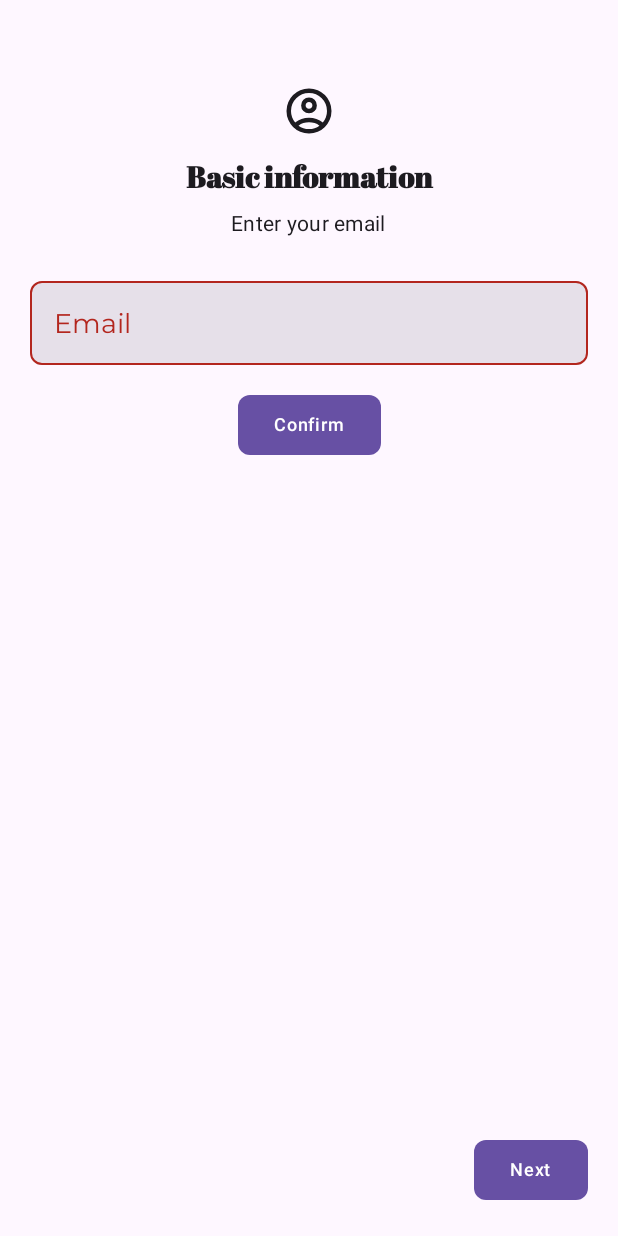
After one commit to PlatonovSV/HunterHint_android_new, an Android app built with Jetpack Compose: the EmailScreen screen opened through its navigation route, on a phone screen of 412 x 824 dp. The commit adds this screen. Run offline under Robolectric (Android 15) with nearby library versions, the phone set to English and light mode, and no system bars; pictures from the network do not load.

Commit message:
Create a page for entering and confirming email during the registration process.

```diff
--- a/app/src/main/java/ru/openunity/hunterhint/ui/AppBar.kt
+++ b/app/src/main/java/ru/openunity/hunterhint/ui/AppBar.kt
@@ -103,6 +103,7 @@ fun TopAppBar(
         }
         AppScreen.RegName -> {}
         AppScreen.RegDate -> {}
+        AppScreen.RegEmail -> {}
     }
 }
 
@@ -121,6 +122,7 @@ fun AppBottomAppBar(
         }
         AppScreen.RegName -> {}
         AppScreen.RegDate -> {}
+        AppScreen.RegEmail -> {}
     }
 }
 
--- a/app/src/main/java/ru/openunity/hunterhint/ui/AppScreen.kt
+++ b/app/src/main/java/ru/openunity/hunterhint/ui/AppScreen.kt
@@ -24,6 +24,7 @@ import androidx.navigation.compose.currentBackStackEntryAsState
 import androidx.navigation.compose.rememberNavController
 import ru.openunity.hunterhint.R
 import ru.openunity.hunterhint.ui.registration.DateRegScreen
+import ru.openunity.hunterhint.ui.registration.EmailScreen
 import ru.openunity.hunterhint.ui.registration.NameRegScreen
 import ru.openunity.hunterhint.ui.registration.RegViewModel
 
@@ -34,7 +35,8 @@ enum class AppScreen {
     Search,
     Detailed,
     RegName,
-    RegDate
+    RegDate,
+    RegEmail
 }
 
 enum class TestTag {
@@ -146,8 +148,9 @@ fun HunterHintApp(
             composable(route = AppScreen.RegDate.name) {
                 DateRegScreen(
                     onClickNext = {
-                        regViewModel.checkGender()
-                        regViewModel.checkBirthday()
+                        if (regViewModel.checkBirthday() && regViewModel.checkGender()) {
+                            navController.navigate(AppScreen.RegEmail.name)
+                        }
                     },
                     onMonthClick = regViewModel::showMonthDialog,
                     onGenderClick = regViewModel::showGenderDialog,
@@ -162,6 +165,17 @@ fun HunterHintApp(
                     userYear = regViewModel.userYear,
                     userGender = regViewModel.userGender,
                     modifier = Modifier
+                )
+            }
+            composable(route = AppScreen.RegEmail.name) {
+                EmailScreen(
+                    onClickNext = { /*TODO*/ },
+                    userEmail = regViewModel.userEmail,
+                    confirmationCode = regViewModel.userConfirmationCode,
+                    onCodeChanged = regViewModel::updateConfirmationCode,
+                    requestEmailConfirmation = regViewModel::reqEmailConf,
+                    onEmailChanged = regViewModel::updateEmail,
+                    regUiState = regUiState
                 )
             }
 
--- /dev/null
+++ b/app/src/main/java/ru/openunity/hunterhint/ui/registration/EmailScreen.kt
@@ -0,0 +1,160 @@
+package ru.openunity.hunterhint.ui.registration
+
+import androidx.compose.foundation.background
+import androidx.compose.foundation.layout.Arrangement
+import androidx.compose.foundation.layout.Column
+import androidx.compose.foundation.layout.Row
+import androidx.compose.foundation.layout.Spacer
+import androidx.compose.foundation.layout.fillMaxSize
+import androidx.compose.foundation.layout.fillMaxWidth
+import androidx.compose.foundation.layout.height
+import androidx.compose.foundation.layout.padding
+import androidx.compose.foundation.layout.size
+import androidx.compose.foundation.layout.width
+import androidx.compose.foundation.text.KeyboardActions
+import androidx.compose.foundation.text.KeyboardOptions
+import androidx.compose.material3.Button
+import androidx.compose.material3.Icon
+import androidx.compose.material3.MaterialTheme
+import androidx.compose.material3.OutlinedTextField
+import androidx.compose.material3.Text
+import androidx.compose.material3.TextField
+import androidx.compose.material3.TextFieldDefaults
+import androidx.compose.runtime.Composable
+import androidx.compose.ui.Alignment
+import androidx.compose.ui.Modifier
+import androidx.compose.ui.res.dimensionResource
+import androidx.compose.ui.res.painterResource
+import androidx.compose.ui.res.stringResource
+import androidx.compose.ui.text.input.ImeAction
+import androidx.compose.ui.text.input.KeyboardType
+import androidx.compose.ui.text.style.TextAlign
+import androidx.compose.ui.tooling.preview.Preview
+import androidx.compose.ui.unit.dp
+import ru.openunity.hunterhint.R
+import ru.openunity.hunterhint.ui.theme.HunterHintTheme
+
+@Composable
+fun EmailScreen(
+    onClickNext: () -> Unit,
+    userEmail: String,
+    confirmationCode: String,
+    onCodeChanged: (String) -> Unit,
+    requestEmailConfirmation: () -> Unit,
+    onEmailChanged: (String) -> Unit,
+    regUiState: RegUiState,
+    modifier: Modifier = Modifier
+) {
+    Column(
+        modifier
+            .fillMaxSize()
+            .background(color = MaterialTheme.colorScheme.surface)
+            .padding(20.dp)
+    ) {
+        Spacer(modifier = Modifier.height(36.dp))
+        Icon(
+            painter = painterResource(id = R.drawable.account_circle),
+            contentDescription = null,
+            modifier = Modifier
+                .align(Alignment.CenterHorizontally)
+                .size(36.dp),
+        )
+        Spacer(modifier = Modifier.height(12.dp))
+        Text(
+            text = stringResource(R.string.basic_information),
+            modifier = Modifier.align(Alignment.CenterHorizontally),
+            style = MaterialTheme.typography.displaySmall
+        )
+        Spacer(modifier = Modifier.height(8.dp))
+        Text(
+            text = stringResource(R.string.enter_your_email),
+            modifier = Modifier.align(Alignment.CenterHorizontally),
+            style = MaterialTheme.typography.bodyMedium
+        )
+        Spacer(modifier = Modifier.height(20.dp))
+        OutlinedTextField(
+            textStyle = MaterialTheme.typography.bodyMedium,
+            value = userEmail,
+            singleLine = true,
+            shape = MaterialTheme.shapes.small,
+            modifier = Modifier.fillMaxWidth(),
+            colors = TextFieldDefaults.colors(
+                focusedContainerColor = MaterialTheme.colorScheme.surface,
+                unfocusedContainerColor = MaterialTheme.colorScheme.surface,
+                disabledContainerColor = MaterialTheme.colorScheme.surface,
+            ),
+            onValueChange = onEmailChanged,
+            label = {
+                Text(stringResource(R.string.email))
+            },
+            isError = regUiState.isEmailCorrect,
+            keyboardOptions = KeyboardOptions.Default.copy(
+                keyboardType = KeyboardType.Email,
+                imeAction = ImeAction.Done
+            ),
+            keyboardActions = KeyboardActions(onDone = { requestEmailConfirmation() })
+        )
+        Spacer(modifier = Modifier.height(dimensionResource(id = R.dimen.padding_medium)))
+        Button(
+            onClick = requestEmailConfirmation,
+            modifier = modifier.align(Alignment.CenterHorizontally),
+            shape = MaterialTheme.shapes.small
+        ) {
+            Text(
+                text = stringResource(R.string.confirm),
+                style = MaterialTheme.typography.labelMedium
+            )
+        }
+        Spacer(modifier = Modifier.height(dimensionResource(id = R.dimen.padding_medium)))
+        if (regUiState.isConfirmationRequested) {
+            Row(modifier = Modifier.fillMaxWidth(), horizontalArrangement = Arrangement.Center) {
+                TextField(
+                    textStyle = MaterialTheme.typography.bodyLarge,
+                    value = confirmationCode,
+                    singleLine = true,
+                    shape = MaterialTheme.shapes.small,
+                    modifier = Modifier.width(110.dp).align(Alignment.CenterVertically),
+                    colors = TextFieldDefaults.colors(
+                        focusedContainerColor = MaterialTheme.colorScheme.surface,
+                        unfocusedContainerColor = MaterialTheme.colorScheme.surface,
+                        disabledContainerColor = MaterialTheme.colorScheme.surface,
+                    ),
+                    onValueChange = onCodeChanged,
+                    label = {
+                        Text(
+                            stringResource(R.string.code),
+                            modifier = Modifier.fillMaxWidth(),
+                            textAlign = TextAlign.Center
+                        )
+                    },
+                    isError = regUiState.isCodeCorrect,
+                    keyboardOptions = KeyboardOptions.Default.copy(
+                        keyboardType = KeyboardType.Number,
+                        imeAction = ImeAction.Done
+                    ),
+                    keyboardActions = KeyboardActions(onDone = { onClickNext() })
+                )
+            }
+        }
+
+        // Spacer to fill up the available space
+        Spacer(modifier = Modifier.weight(1f))
+        NextButton(onClickNext = onClickNext, modifier = Modifier.align(Alignment.End))
+    }
+}
+
+@Preview(showBackground = true, showSystemUi = true)
+@Composable
+fun EmailScreenPreview() {
+    HunterHintTheme {
+        EmailScreen(
+            onClickNext = { /*TODO*/ },
+            userEmail = "",
+            requestEmailConfirmation = { /*TODO*/ },
+            onEmailChanged = {},
+            confirmationCode = "1234567",
+            onCodeChanged = {},
+            regUiState = RegUiState(isConfirmationRequested = true)
+        )
+    }
+}
--- a/app/src/main/java/ru/openunity/hunterhint/ui/registration/RegUiState.kt
+++ b/app/src/main/java/ru/openunity/hunterhint/ui/registration/RegUiState.kt
@@ -8,5 +8,8 @@ data class RegUiState(
     val isBirthdayCorrect: Boolean = true,
     val isMonthDialogShow: Boolean = false,
     val isGenderDialogShow: Boolean = false,
-    val isGenderSpecified: Boolean = true
+    val isGenderSpecified: Boolean = true,
+    val isEmailCorrect: Boolean = true,
+    val isConfirmationRequested: Boolean = false,
+    val isCodeCorrect: Boolean = false
 )
--- a/app/src/main/res/values/strings.xml
+++ b/app/src/main/res/values/strings.xml
@@ -58,4 +58,8 @@
     <string name="please_fill_a_complete_birthday">Please fill a complete birthday</string>
     <string name="please_fill_a_correct_birthday">Please fill a correct birthday</string>
     <string name="please_select_your_gender">Please select your gender</string>
+    <string name="enter_your_email">Enter your email</string>
+    <string name="email">Email</string>
+    <string name="confirm">Confirm</string>
+    <string name="code">Code</string>
 </resources>
```
Also changed, not shown: app/src/main/java/ru/openunity/hunterhint/ui/registration/RegViewModel.kt (+33 -0 lines), app/src/main/java/ru/openunity/hunterhint/ui/registration/RegistrationPages.kt (+1 -14 lines).
